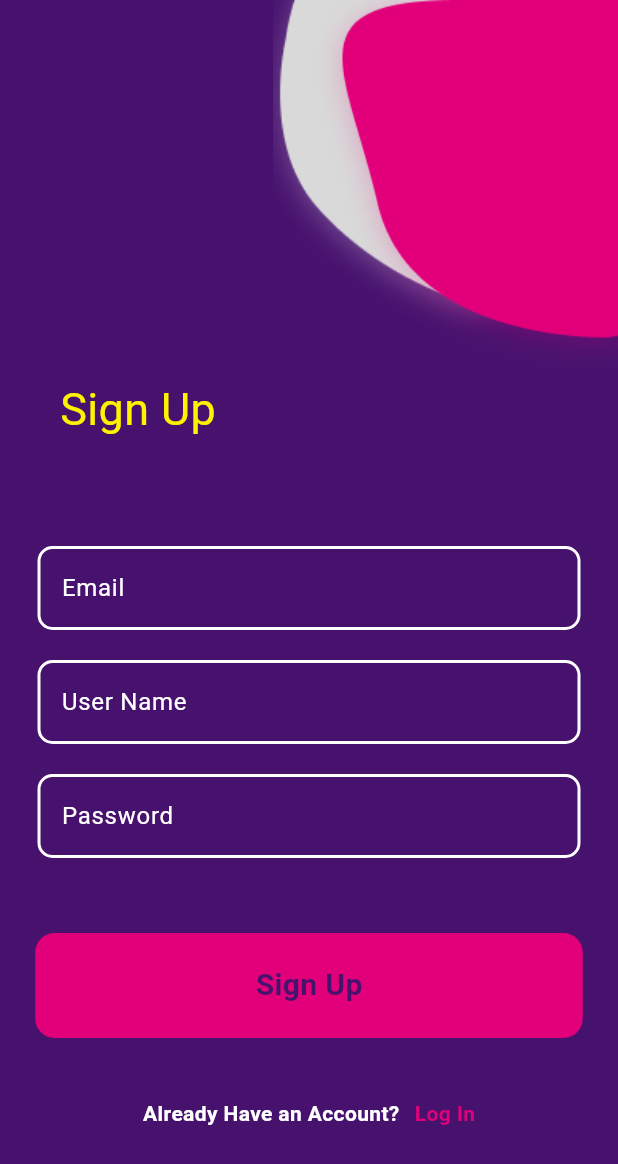
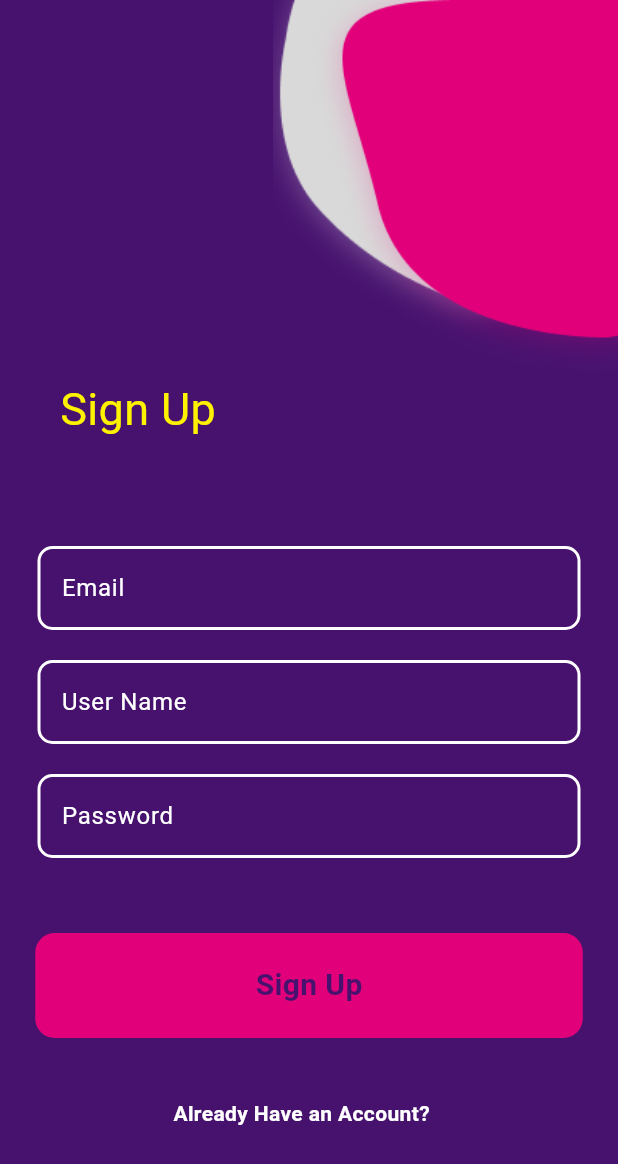
Before and after one commit to Abd-Elhakim-Arabet/Prog-Cine, a Flutter app: the signupPage screen opened directly with empty values, on a phone screen of 412 x 824 dp. Shown: the top 1164 px of the screen. Run offline on Flutter 3.47's test engine with Material 3 defaults, Android fonts, the phone set to English and light mode, and no system bars; our stand-ins replace bloc, carousel_slider, cloud_firestore, dropdown_search, easy_date_timeline, equatable and 13 more; accounts and stored records are empty; network calls fail; Roboto replaces fonts that are missing (hurme); project files that could hold a hidden picture were left out.

Commit message:
remove logout

```diff
--- a/lib/pages/auth/signup.dart
+++ b/lib/pages/auth/signup.dart
@@ -253,17 +253,7 @@ class _signupPageState extends State<signupPage> {
                       SizedBox(
                         width: 10,
                       ),
-                      GestureDetector(
-                        onTap: widget.showLoginPage,
-                        child: Text(
-                          "Log In",
-                          style: TextStyle(
-                              color: AppColors.myPrimary,
-                              fontSize: 14,
-                              fontWeight: FontWeight.w600,
-                              fontFamily: AppFonts.mainFont),
-                        ),
-                      ),
+
                     ],
                   ),
                   SizedBox(
```
